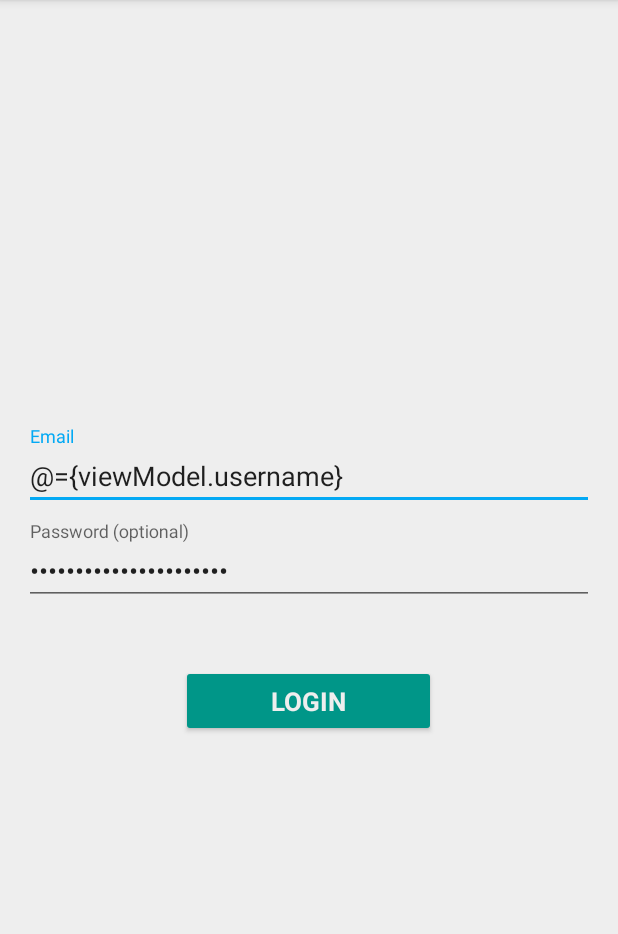
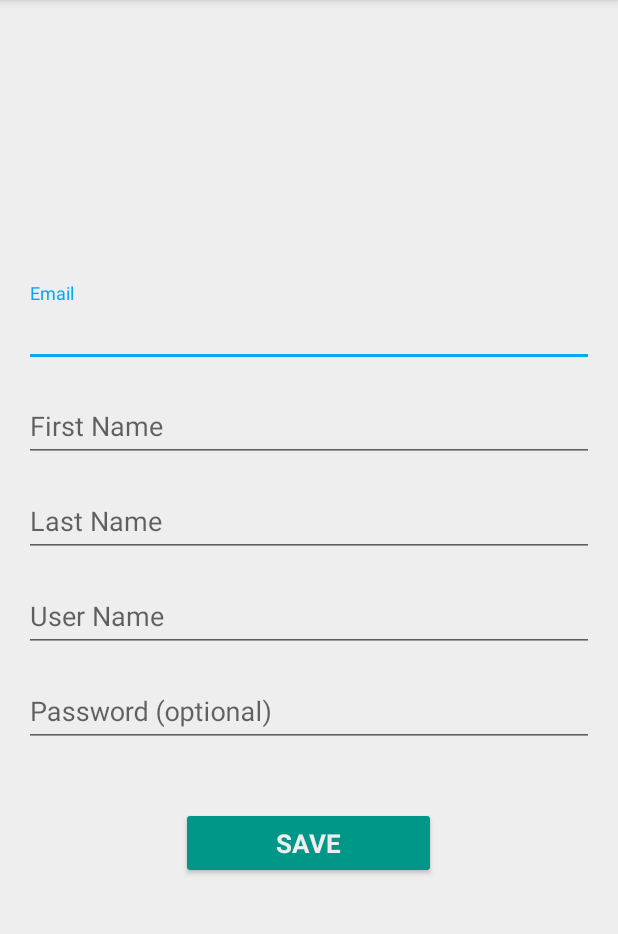
Before and after one commit to alexovits/tempr-android-app, an Android app: the fragment SettingsFragment shown on its own in the app's theme, on a phone screen of 412 x 824 dp, the part 84-1018 px from its top. Run offline under Robolectric (Android 15) with nearby library versions, the phone set to English and light mode, and no system bars; network calls fail.

Commit message:
Create settings layout

```diff
--- a/app/src/main/java/edu/ubb/tempr/ui/MainActivity.java
+++ b/app/src/main/java/edu/ubb/tempr/ui/MainActivity.java
@@ -132,7 +132,7 @@ public class MainActivity extends AppCompatActivity{
                 break;
             case R.id.nav_second_fragment:
                 Log.i("Main", "Settings");
-                switchFragment(new SettingsFragment(), "Dashboard");
+                switchFragment(new SettingsFragment(), "Settings");
                 break;
             case R.id.nav_fourth_fragment:
                 sessionHelper.clearSession();
--- a/app/src/main/res/layout/fragment_settings.xml
+++ b/app/src/main/res/layout/fragment_settings.xml
@@ -30,13 +30,56 @@
                 android:layout_marginTop="7dp">
 
                 <AutoCompleteTextView
-                    android:id="@+id/email"
                     android:layout_width="match_parent"
                     android:layout_height="wrap_content"
                     android:hint="@string/prompt_email"
                     android:inputType="textEmailAddress"
                     android:maxLines="1"
-                    android:text="@={viewModel.username}"
+                    android:singleLine="true" />
+
+            </android.support.design.widget.TextInputLayout>
+
+            <android.support.design.widget.TextInputLayout
+                android:layout_width="match_parent"
+                android:layout_height="wrap_content"
+                android:layout_marginTop="7dp">
+
+                <AutoCompleteTextView
+                    android:layout_width="match_parent"
+                    android:layout_height="wrap_content"
+                    android:hint="First Name"
+                    android:inputType="textEmailAddress"
+                    android:maxLines="1"
+                    android:singleLine="true" />
+
+            </android.support.design.widget.TextInputLayout>
+
+            <android.support.design.widget.TextInputLayout
+                android:layout_width="match_parent"
+                android:layout_height="wrap_content"
+                android:layout_marginTop="7dp">
+
+                <AutoCompleteTextView
+                    android:layout_width="match_parent"
+                    android:layout_height="wrap_content"
+                    android:hint="Last Name"
+                    android:inputType="textEmailAddress"
+                    android:maxLines="1"
+                    android:singleLine="true" />
+
+            </android.support.design.widget.TextInputLayout>
+
+            <android.support.design.widget.TextInputLayout
+                android:layout_width="match_parent"
+                android:layout_height="wrap_content"
+                android:layout_marginTop="7dp">
+
+                <AutoCompleteTextView
+                    android:layout_width="match_parent"
+                    android:layout_height="wrap_content"
+                    android:hint="User Name"
+                    android:inputType="textEmailAddress"
+                    android:maxLines="1"
                     android:singleLine="true" />
 
             </android.support.design.widget.TextInputLayout>
@@ -57,7 +100,6 @@
                     android:inputType="textPassword"
                     android:maxLines="1"
                     android:textColorHighlight="@color/primary"
-                    android:text="@={viewModel.password}"
                     android:singleLine="true" />
 
             </android.support.design.widget.TextInputLayout>
@@ -68,7 +110,7 @@
                 android:layout_width="170dp"
                 android:layout_height="wrap_content"
                 android:layout_marginTop="40dp"
-                android:text="Login"
+                android:text="Save"
                 android:textStyle="bold"
                 android:layout_gravity="center"
                 android:textSize="17dp"
```
